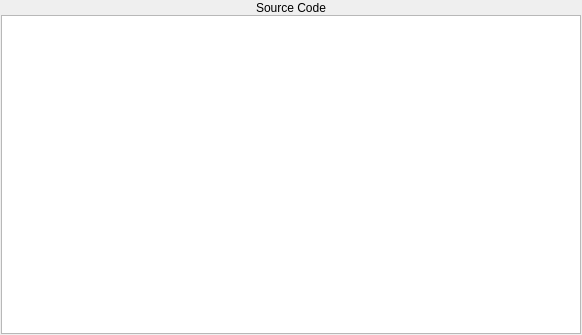
This is sourcecodepane.ui in WarlockD/pep8-1 as Qt 5 draws it before an edit. The edited form follows.
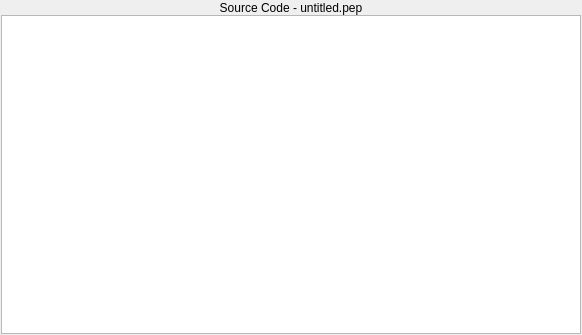
This is the edited form.

What changed in the file:
```diff
--- a/sourcecodepane.ui
+++ b/sourcecodepane.ui
@@ -98,7 +98,7 @@
         <number>0</number>
        </property>
        <property name="text">
-        <string>Source Code</string>
+        <string>Source Code - untitled.pep</string>
        </property>
        <property name="alignment">
         <set>Qt::AlignCenter</set>
```
